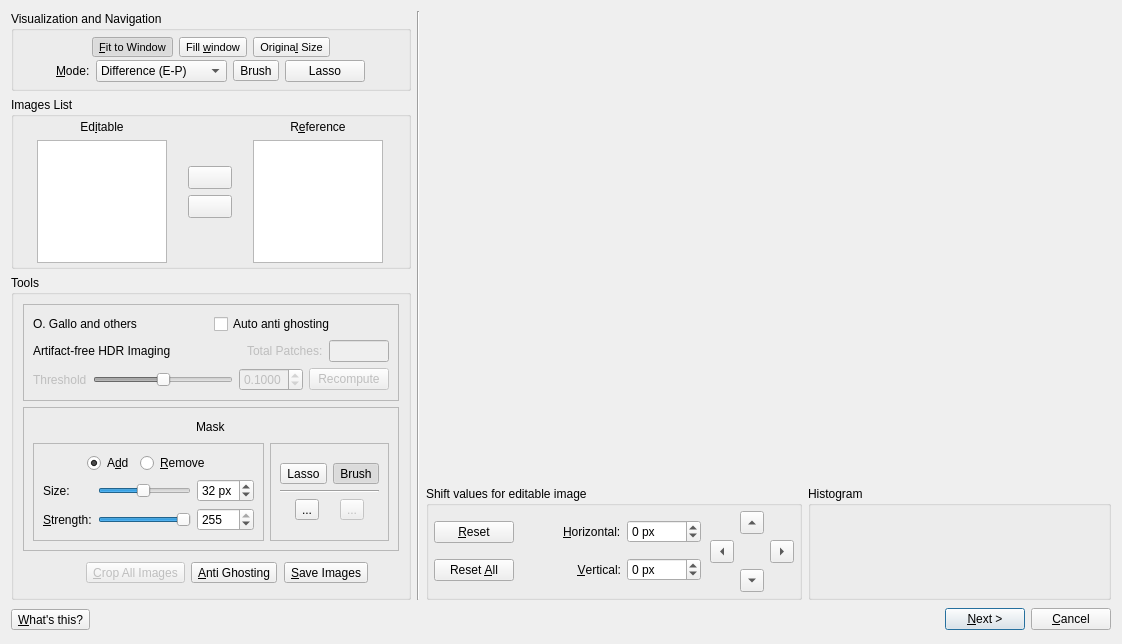
Old version of the form src/HdrWizard/EditingTools.ui in the repository LuminanceHDR/LuminanceHDR.
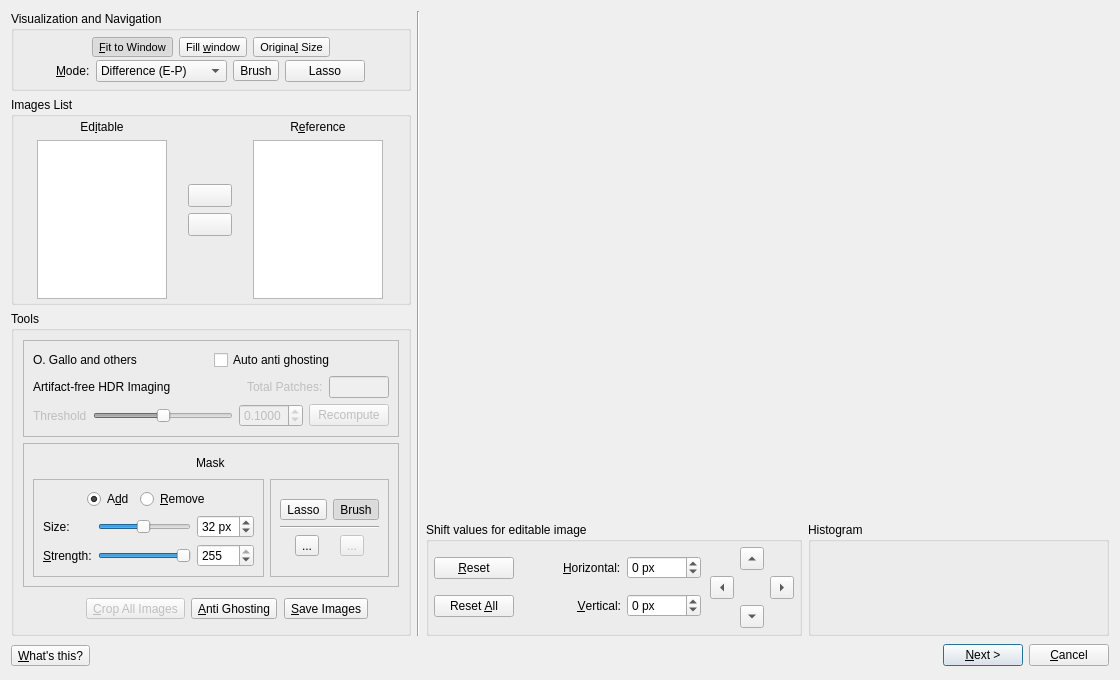
New version of the form. Icons and pictures are not drawn.

Commit message: [Luminance HDR]: Add help for using Editing Tools, manual and auto anti ghosting [Editing Tools]: Tooltips and What is in the GUI [Antighosting]: Still to do color balance

What changed in the file:
```diff
--- a/src/HdrWizard/EditingTools.ui
+++ b/src/HdrWizard/EditingTools.ui
@@ -9,8 +9,8 @@
    <rect>
     <x>0</x>
     <y>0</y>
-    <width>1122</width>
-    <height>644</height>
+    <width>1120</width>
+    <height>680</height>
    </rect>
   </property>
   <property name="sizePolicy">
@@ -585,6 +585,12 @@
                      <height>16777215</height>
                     </size>
                    </property>
+                   <property name="toolTip">
+                    <string>&lt;html&gt;&lt;head/&gt;&lt;body&gt;&lt;p&gt;Shows the amount of patches in percentage computed by the auto anti ghosting algorithm&lt;/p&gt;&lt;/body&gt;&lt;/html&gt;</string>
+                   </property>
+                   <property name="readOnly">
+                    <bool>true</bool>
+                   </property>
                   </widget>
                  </item>
                 </layout>
```
Left out of the diff: 36 changed lines with no effect on the pictures. The commit also changes 12 other files.
